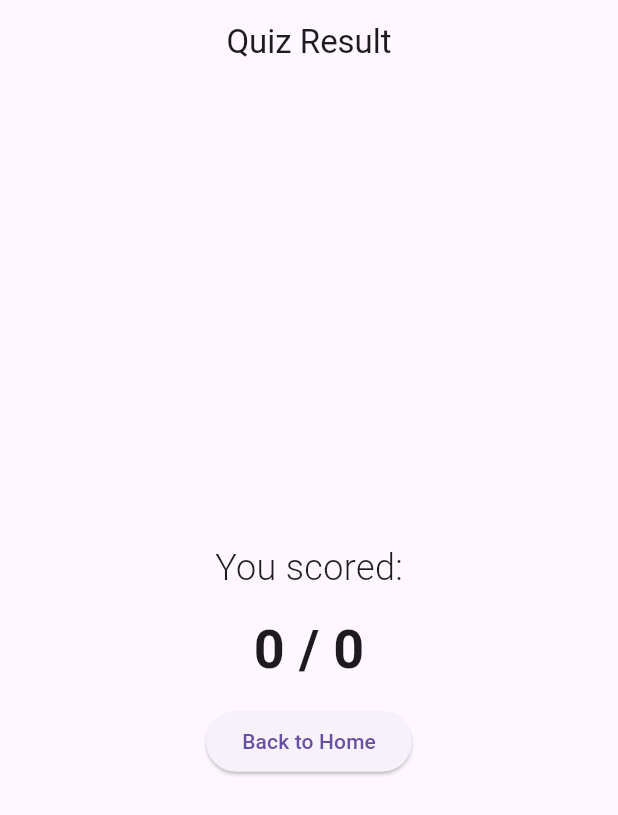
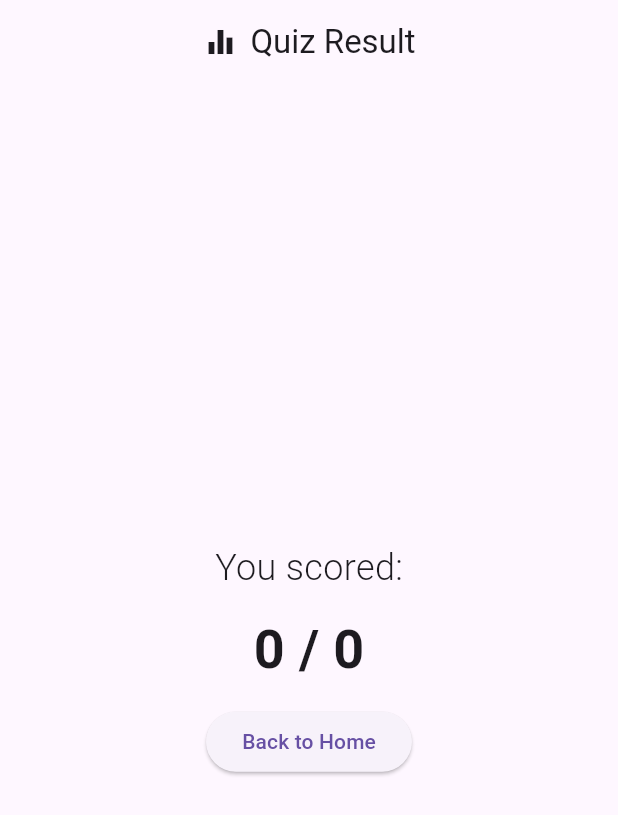
Before and after one commit to abdymazhittoretay/quiz_trivia_app, a Flutter app: the ResultPage screen opened directly with empty values, on a phone screen of 412 x 824 dp. Shown: the top 815 px of the screen. Run offline on Flutter 3.47's test engine with Material 3 defaults, Android fonts, the phone set to English and light mode, and no system bars.

Commit message:
add icon to the appbar title

```diff
--- a/lib/pages/result_page.dart
+++ b/lib/pages/result_page.dart
@@ -10,10 +10,20 @@ class ResultPage extends StatelessWidget {
   @override
   Widget build(BuildContext context) {
     return Scaffold(
-      appBar: AppBar(title: const Text('Quiz Result'), centerTitle: true),
-      body: Padding(
-        padding: const EdgeInsets.all(24),
-        child: Center(
+      appBar: AppBar(
+        title: Row(
+          mainAxisAlignment: MainAxisAlignment.center,
+          crossAxisAlignment: CrossAxisAlignment.center,
+          mainAxisSize: MainAxisSize.min,
+          children: [
+            Icon(Icons.equalizer),
+            SizedBox(width: 8.0),
+            Text('Quiz Result'),
+          ],
+        ),
+        centerTitle: true,
+      ),
+      body: Center(
         child: Column(
           mainAxisAlignment: MainAxisAlignment.center,
           crossAxisAlignment: CrossAxisAlignment.center,
@@ -41,7 +51,6 @@ class ResultPage extends StatelessWidget {
           ],
         ),
       ),
-      ),
     );
   }
 }
```
Lines whose indentation alone changed are shown as unchanged.
